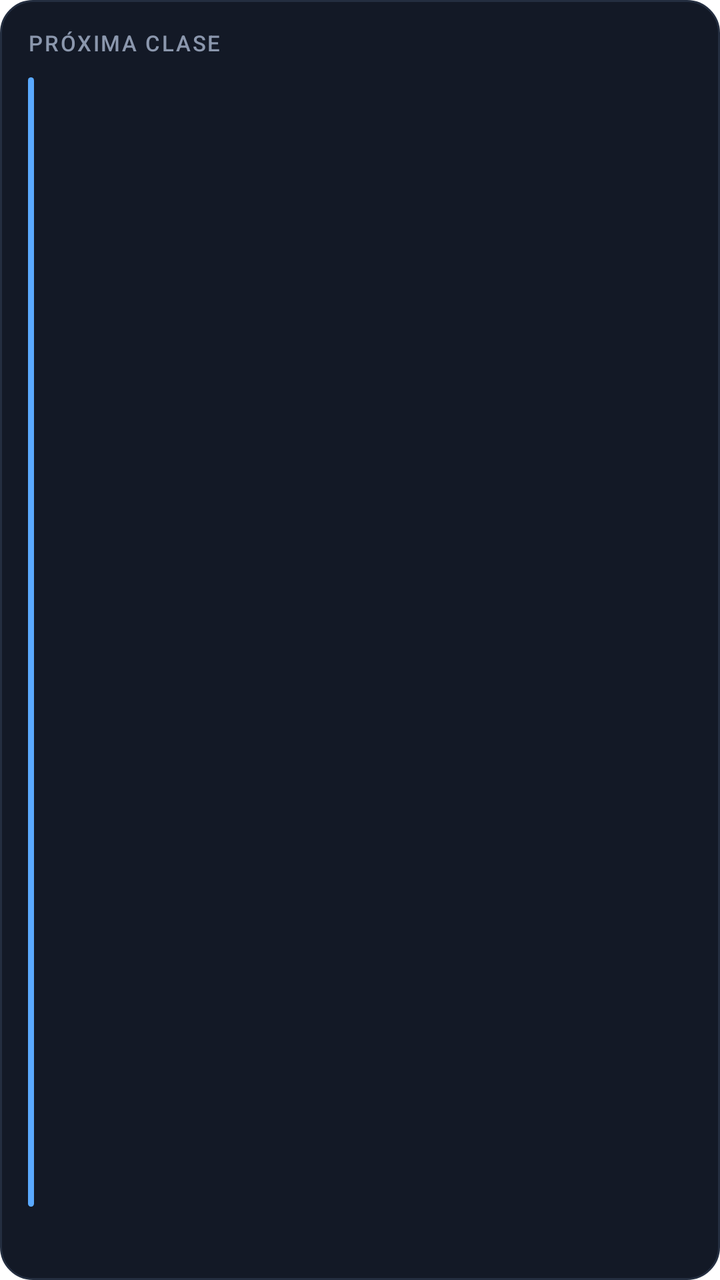
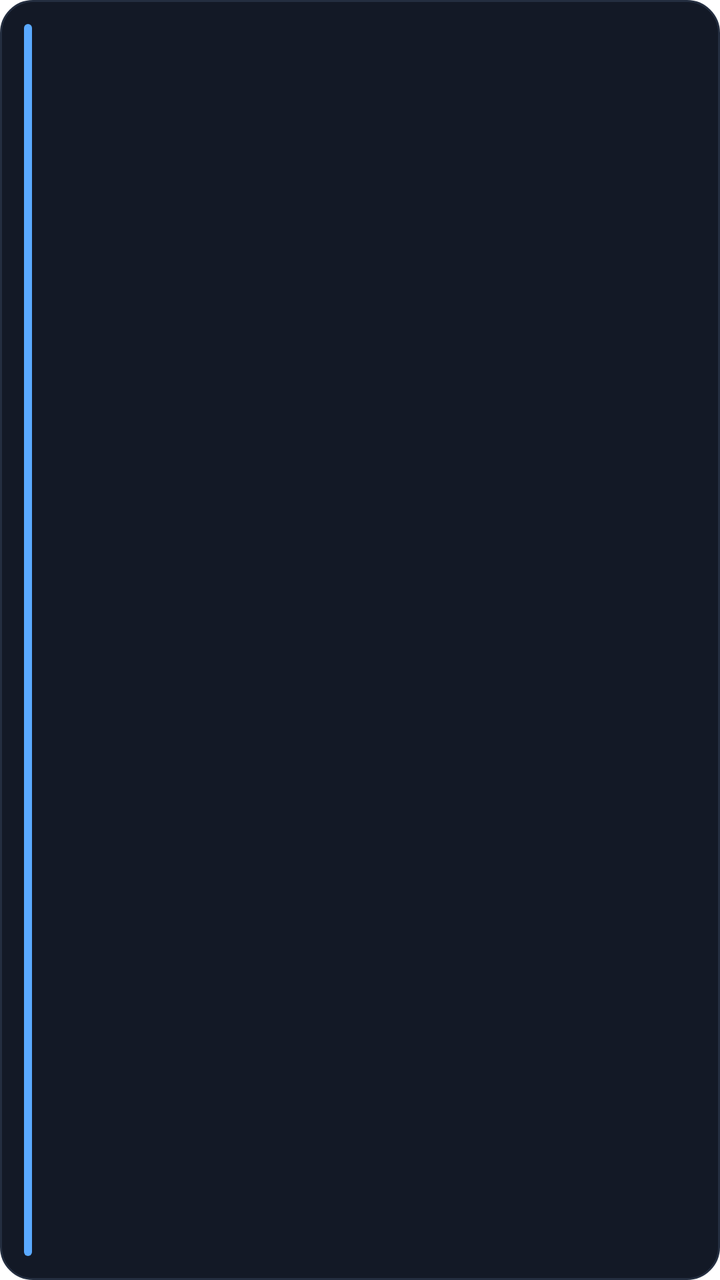

Two renders of the same Android screen: before a commit and after it. Below are the layout's source before the change and the commit's diff.
<!-- AndroidManifest.xml: fallback theme Theme.MaterialComponents.DayNight.NoActionBar -->
<!-- res/layout/widget_horario.xml -->
<?xml version="1.0" encoding="utf-8"?>
<LinearLayout xmlns:android="http://schemas.android.com/apk/res/android"
    android:id="@+id/widget_raiz"
    android:layout_width="match_parent"
    android:layout_height="match_parent"
    android:orientation="vertical"
    android:background="@drawable/widget_fondo"
    android:padding="14dp">

  
  <LinearLayout
      android:layout_width="match_parent"
      android:layout_height="wrap_content"
      android:orientation="horizontal"
      android:baselineAligned="false">

    <TextView
        android:id="@+id/widget_marca"
        android:layout_width="0dp"
        android:layout_height="wrap_content"
        android:layout_weight="1"
        android:text="@string/widget_titulo"
        android:textColor="@color/nc_tinta3"
        android:textSize="11sp"
        android:letterSpacing="0.08"
        android:fontFamily="sans-serif-medium"
        android:maxLines="1" />

    <TextView
        android:id="@+id/widget_cuando"
        android:layout_width="wrap_content"
        android:layout_height="wrap_content"
        android:textColor="@color/nc_acento"
        android:textSize="11sp"
        android:fontFamily="monospace"
        android:maxLines="1" />
  </LinearLayout>

  
  <LinearLayout
      android:layout_width="match_parent"
      android:layout_height="0dp"
      android:layout_weight="1"
      android:orientation="horizontal"
      android:layout_marginTop="10dp"
      android:baselineAligned="false">

    
    <ImageView
        android:id="@+id/widget_barra"
        android:layout_width="3dp"
        android:layout_height="match_parent"
        android:contentDescription="@null"
        android:background="@drawable/widget_barra" />

    <LinearLayout
        android:layout_width="match_parent"
        android:layout_height="match_parent"
        android:orientation="vertical"
        android:layout_marginStart="10dp">

      <TextView
          android:id="@+id/widget_materia"
          android:layout_width="match_parent"
          android:layout_height="wrap_content"
          android:textColor="@color/nc_tinta"
          android:textSize="17sp"
          android:fontFamily="sans-serif-medium"
          android:maxLines="2"
          android:ellipsize="end" />

      <TextView
          android:id="@+id/widget_hora"
          android:layout_width="match_parent"
          android:layout_height="wrap_content"
          android:layout_marginTop="2dp"
          android:textColor="@color/nc_tinta2"
          android:textSize="13sp"
          android:fontFamily="monospace"
          android:maxLines="1" />

      <TextView
          android:id="@+id/widget_aula"
          android:layout_width="match_parent"
          android:layout_height="wrap_content"
          android:textColor="@color/nc_tinta3"
          android:textSize="12sp"
          android:maxLines="1"
          android:ellipsize="end" />
    </LinearLayout>
  </LinearLayout>

  
  <TextView
      android:id="@+id/widget_pie"
      android:layout_width="match_parent"
      android:layout_height="wrap_content"
      android:layout_marginTop="8dp"
      android:textColor="@color/nc_tinta3"
      android:textSize="11sp"
      android:maxLines="1"
      android:ellipsize="end" />
</LinearLayout>
<!-- resources referenced by this layout -->
<resources>
  <color name="nc_acento">#5aa9ff</color>
  <color name="nc_tinta">#f2f5fa</color>
  <color name="nc_tinta2">#c2ccdc</color>
  <color name="nc_tinta3">#8b97ad</color>
  <!-- drawable widget_barra (drawable) -->
  <?xml version="1.0" encoding="utf-8"?>
  <shape xmlns:android="http://schemas.android.com/apk/res/android" android:shape="rectangle">
    <solid android:color="@color/nc_acento" />
    <corners android:radius="2dp" />
  </shape>
  <!-- drawable widget_fondo (drawable) -->
  <?xml version="1.0" encoding="utf-8"?>
  <shape xmlns:android="http://schemas.android.com/apk/res/android" android:shape="rectangle">
    <solid android:color="@color/nc_papel2" />
    <stroke android:width="1dp" android:color="@color/nc_filete" />
    <corners android:radius="16dp" />
  </shape>
  <string name="widget_titulo">PRÓXIMA CLASE</string>
  <color name="nc_papel2">#131926</color>
  <color name="nc_filete">#242e40</color>
</resources>

<!-- the commit's change to res/layout/widget_horario.xml (unified diff, before → after) -->
@@ -3,101 +3,63 @@
     android:id="@+id/widget_raiz"
     android:layout_width="match_parent"
     android:layout_height="match_parent"
-    android:orientation="vertical"
+    android:orientation="horizontal"
     android:background="@drawable/widget_fondo"
-    android:padding="14dp">
+    android:padding="12dp"
+    android:baselineAligned="false">
 
   
+  <ImageView
+      android:id="@+id/widget_barra"
+      android:layout_width="4dp"
+      android:layout_height="match_parent"
+      android:contentDescription="@null"
+      android:background="@drawable/widget_barra" />
+
   <LinearLayout
-      android:layout_width="match_parent"
-      android:layout_height="wrap_content"
-      android:orientation="horizontal"
-      android:baselineAligned="false">
-
-    <TextView
-        android:id="@+id/widget_marca"
-        android:layout_width="0dp"
-        android:layout_height="wrap_content"
-        android:layout_weight="1"
-        android:text="@string/widget_titulo"
-        android:textColor="@color/nc_tinta3"
-        android:textSize="11sp"
-        android:letterSpacing="0.08"
-        android:fontFamily="sans-serif-medium"
-        android:maxLines="1" />
-
-    <TextView
-        android:id="@+id/widget_cuando"
-        android:layout_width="wrap_content"
-        android:layout_height="wrap_content"
-        android:textColor="@color/nc_acento"
-        android:textSize="11sp"
-        android:fontFamily="monospace"
-        android:maxLines="1" />
-  </LinearLayout>
-
-  
-  <LinearLayout
-      android:layout_width="match_parent"
-      android:layout_height="0dp"
+      android:layout_width="0dp"
+      android:layout_height="match_parent"
       android:layout_weight="1"
-      android:orientation="horizontal"
-      android:layout_marginTop="10dp"
-      android:baselineAligned="false">
+      android:orientation="vertical"
+      android:gravity="center_vertical"
+      android:layout_marginStart="10dp">
 
     
-    <ImageView
-        android:id="@+id/widget_barra"
-        android:layout_width="3dp"
-        android:layout_height="match_parent"
-        android:contentDescription="@null"
-        android:background="@drawable/widget_barra" />
+    <TextView
+        android:id="@+id/widget_materia"
+        android:layout_width="match_parent"
+        android:layout_height="wrap_content"
+        android:textColor="@color/nc_tinta"
+        android:textSize="24sp"
+        android:fontFamily="sans-serif-medium"
+        android:maxLines="1"
+        android:ellipsize="end" />
 
-    <LinearLayout
+    
+    <TextView
+        android:id="@+id/widget_hora"
         android:layout_width="match_parent"
-        android:layout_height="match_parent"
-        android:orientation="vertical"
-        android:layout_marginStart="10dp">
-
-      <TextView
-          android:id="@+id/widget_materia"
-          android:layout_width="match_parent"
-          android:layout_height="wrap_content"
-          android:textColor="@color/nc_tinta"
-          android:textSize="17sp"
-          android:fontFamily="sans-serif-medium"
-          android:maxLines="2"
-          android:ellipsize="end" />
-
-      <TextView
-          android:id="@+id/widget_hora"
-          android:layout_width="match_parent"
-          android:layout_height="wrap_content"
-          android:layout_marginTop="2dp"
-          android:textColor="@color/nc_tinta2"
-          android:textSize="13sp"
-          android:fontFamily="monospace"
-          android:maxLines="1" />
-
-      <TextView
-          android:id="@+id/widget_aula"
-          android:layout_width="match_parent"
-          android:layout_height="wrap_content"
-          android:textColor="@color/nc_tinta3"
-          android:textSize="12sp"
-          android:maxLines="1"
-          android:ellipsize="end" />
-    </LinearLayout>
+        android:layout_height="wrap_content"
+        android:layout_marginTop="1dp"
+        android:textColor="@color/nc_tinta2"
+        android:textSize="13sp"
+        android:fontFamily="monospace"
+        android:maxLines="1"
+        android:ellipsize="end" />
   </LinearLayout>
 
   
   <TextView
-      android:id="@+id/widget_pie"
-      android:layout_width="match_parent"
-      android:layout_height="wrap_content"
-      android:layout_marginTop="8dp"
-      android:textColor="@color/nc_tinta3"
-      android:textSize="11sp"
-      android:maxLines="1"
+      android:id="@+id/widget_cuando"
+      android:layout_width="wrap_content"
+      android:layout_height="match_parent"
+      android:layout_weight="0"
+      android:maxWidth="80dp"
+      android:gravity="center_vertical|end"
+      android:layout_marginStart="8dp"
+      android:textColor="@color/nc_acento"
+      android:textSize="12sp"
+      android:fontFamily="monospace"
+      android:maxLines="2"
       android:ellipsize="end" />
 </LinearLayout>
<!-- resource entries referenced after the edit -->
@@ -3,7 +3,6 @@
   <color name="nc_acento">#5aa9ff</color>
   <color name="nc_tinta">#f2f5fa</color>
   <color name="nc_tinta2">#c2ccdc</color>
-  <color name="nc_tinta3">#8b97ad</color>
   <!-- drawable widget_barra (drawable) -->
   <?xml version="1.0" encoding="utf-8"?>
   <shape xmlns:android="http://schemas.android.com/apk/res/android" android:shape="rectangle">
@@ -17,7 +16,6 @@
     <stroke android:width="1dp" android:color="@color/nc_filete" />
     <corners android:radius="16dp" />
   </shape>
-  <string name="widget_titulo">PRÓXIMA CLASE</string>
   <color name="nc_papel2">#131926</color>
   <color name="nc_filete">#242e40</color>
 </resources>
